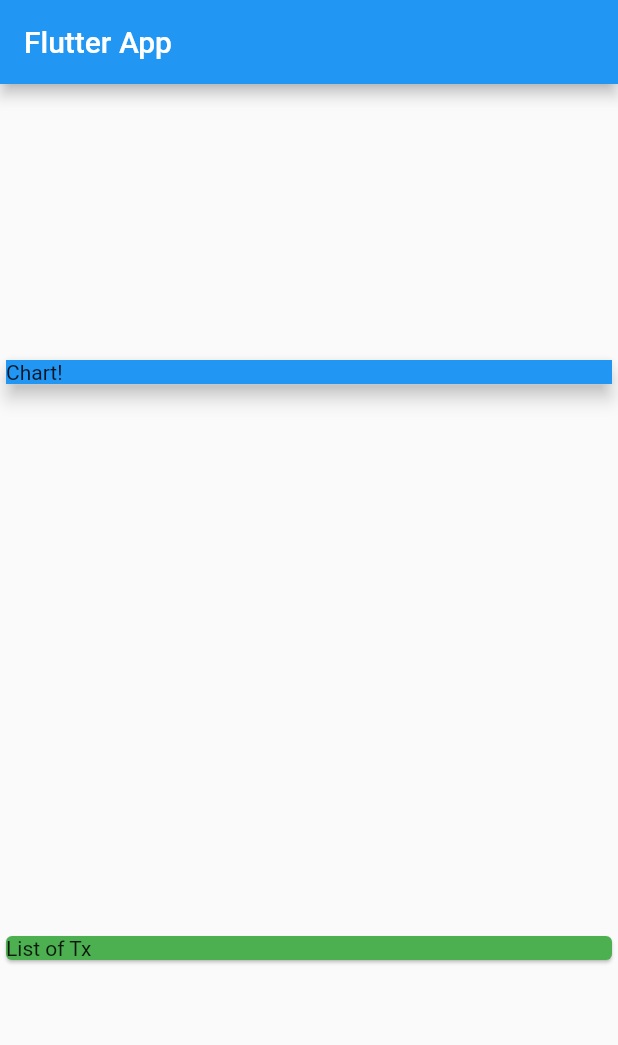
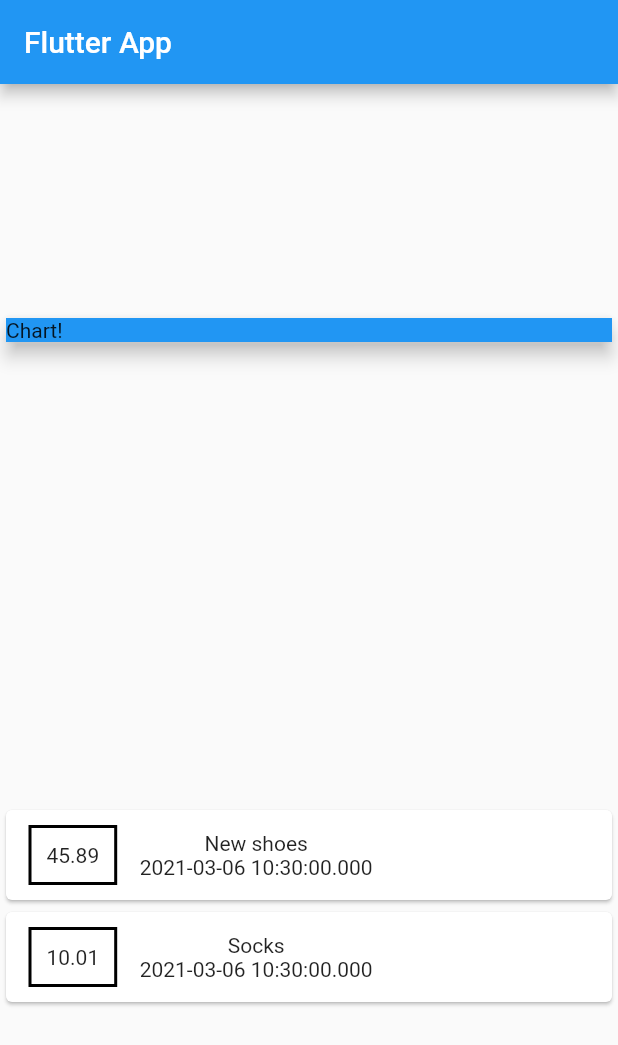
Before and after one commit to ADKeiber/100daysofcode, a Flutter app: the screen it shows after launch, on a phone screen of 412 x 824 dp. Shown: the top 1045 px of the screen. Run offline on Flutter 3.47's test engine with Material 2 defaults, Android fonts, the phone set to English and light mode, and no system bars.

Commit message:
Unformatted Transaction Cards
Added cards of transactions that were statically added and are relatively unformatted

```diff
--- a/finance_tracker/lib/main.dart
+++ b/finance_tracker/lib/main.dart
@@ -46,9 +46,39 @@
               ),
               elevation: 5,
             ),
-            Card(
-              color: Colors.green,
-              child: Text("List of Tx"),
+            Column(
+              children: transactions.map((tx) {
+                return Card(
+                  child: Row(
+                    children: [
+                      Container(
+                        child: Text(
+                          tx.cost.toString(),
+                        ),
+                        margin: EdgeInsets.symmetric(
+                          vertical: 10,
+                          horizontal: 15,
+                        ),
+                        decoration: BoxDecoration(
+                          border: Border.all(
+                            color: Colors.black,
+                            width: 2,
+                          ),
+                        ),
+                        padding: EdgeInsets.all(10),
+                      ),
+                      Column(
+                        children: [
+                          Text(tx.title),
+                          Text(
+                            tx.date.toString(),
+                          ),
+                        ],
+                      ),
+                    ],
+                  ),
+                );
+              }).toList(),
             ),
           ],
           mainAxisAlignment: MainAxisAlignment.spaceAround,
```
